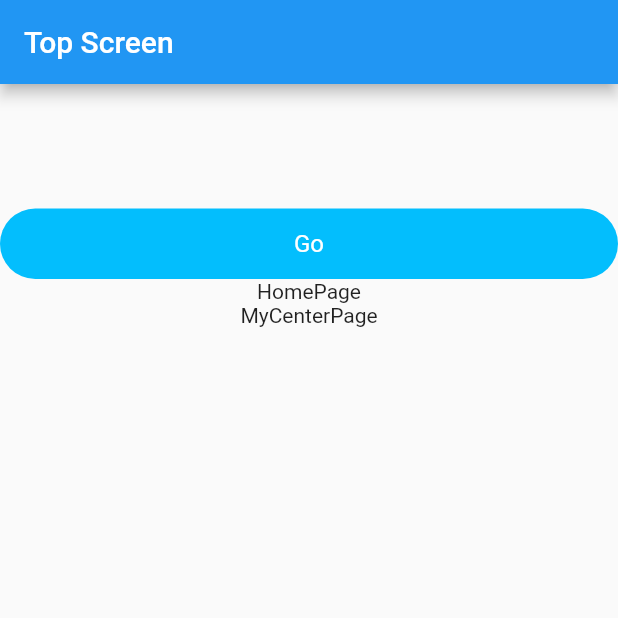
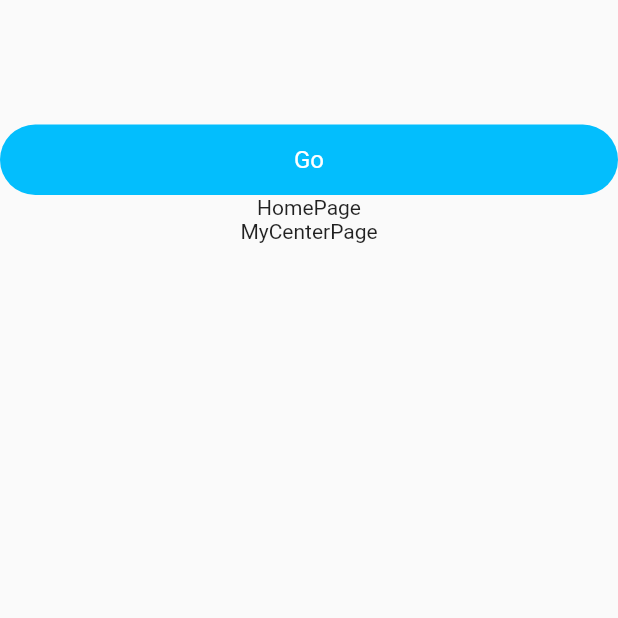
Before and after one commit to leach-chen/TestFlutterRedux, a Flutter app: the screen it shows after launch, after a tap on "Go", on a phone screen of 412 x 824 dp, the top half of it. Run offline on Flutter 3.47's test engine with Material 2 defaults, Android fonts, the phone set to English and light mode, and no system bars; our stand-ins replace flutter_redux, redux.

Commit message:
add base like mvp

```diff
--- /dev/null
+++ b/lib/other/base/BaseAction.dart
@@ -0,0 +1,21 @@
+import 'package:TestFlutterRedux/other/base/BaseImpl.dart';
+import 'package:TestFlutterRedux/other/store/ReduxState.dart';
+import 'package:redux/redux.dart';
+
+class BaseAction
+{
+    Store<ReduxState> mStore;
+
+    BaseImplState mImpl;
+
+    BaseAction(BaseImplState impl)
+    {
+        this.mImpl = impl;
+        impl.setAction(this);
+    }
+
+    void setStore(Store<ReduxState> store)
+    {
+      this.mStore = store;
+    }
+}
--- /dev/null
+++ b/lib/other/base/BaseImpl.dart
@@ -0,0 +1,49 @@
+import 'package:TestFlutterRedux/other/base/BaseAction.dart';
+import 'package:TestFlutterRedux/other/base/IBaseImpl.dart';
+import 'package:TestFlutterRedux/other/base/IBaseImplState.dart';
+import 'package:TestFlutterRedux/other/store/ReduxState.dart';
+import 'package:flutter/material.dart';
+import 'package:flutter_redux/flutter_redux.dart';
+import 'package:redux/redux.dart';
+
+abstract class BaseImpl extends StatefulWidget  implements IBaseImpl
+{
+    @override
+    State<StatefulWidget> createState() {
+      return initPage();
+    }
+}
+
+abstract class BaseImplState<T extends BaseAction> extends State<BaseImpl>  implements IBaseImplState{
+
+      BuildContext mContext;
+      T mAction;
+
+      void setAction(T action) {
+        mAction = action;
+      }
+
+      @override
+      Widget build(BuildContext context) {
+         return StoreBuilder<ReduxState>(
+            builder: (BuildContext context, Store<ReduxState> store){
+               return Scaffold(
+                body: Builder(builder: (BuildContext context){
+                  mContext = context;
+                  mAction.setStore(store);
+                  return Container(
+                    child: initWidget(store),
+                  );
+                }),
+              );
+         });
+      }
+
+      showToast(String str)
+      {
+        final snackBar = new SnackBar(content: new Text(str));
+        Scaffold.of(mContext).showSnackBar(snackBar);
+      }
+
+
+}
--- /dev/null
+++ b/lib/other/base/IBaseImpl.dart
@@ -0,0 +1,7 @@
+import 'package:flutter/material.dart';
+
+abstract class IBaseImpl
+{
+  //void init();
+  State initPage();
+}
--- /dev/null
+++ b/lib/other/base/IBaseImplState.dart
@@ -0,0 +1,7 @@
+import 'package:TestFlutterRedux/other/store/ReduxState.dart';
+import 'package:redux/redux.dart';
+
+abstract class IBaseImplState
+{
+  initWidget(Store<ReduxState> store);
+}
--- a/lib/page/home/home_action.dart
+++ b/lib/page/home/home_action.dart
@@ -0,0 +1,14 @@
+
+import 'package:TestFlutterRedux/other/base/BaseAction.dart';
+import 'package:TestFlutterRedux/other/base/BaseImpl.dart';
+import 'package:TestFlutterRedux/page/home/home_reducer.dart';
+
+class HomeAction <T extends BaseImplState> extends BaseAction
+{
+  HomeAction(BaseImplState<BaseAction> impl) : super(impl);
+
+  updateName()
+  {
+    this.mStore.dispatch(UpdateHomeNameAction(this.mStore.state.homeState));
+  }
+}
--- a/lib/page/home/home_page.dart
+++ b/lib/page/home/home_page.dart
@@ -1,38 +1,41 @@
 
+import 'package:TestFlutterRedux/other/base/BaseAction.dart';
+import 'package:TestFlutterRedux/other/base/BaseImpl.dart';
 import 'package:TestFlutterRedux/other/store/ReduxState.dart';
-import 'package:TestFlutterRedux/page/home/home_reducer.dart';
+import 'package:TestFlutterRedux/page/home/home_action.dart';
 import 'package:TestFlutterRedux/page/mycenter/mycenter_page.dart';
 import 'package:flutter/material.dart';
-import 'package:flutter_redux/flutter_redux.dart';
 import 'package:redux/redux.dart';
 
-class HomePage extends StatefulWidget {
+class HomePage extends BaseImpl {
+
   @override
-  _HomePageState createState() => _HomePageState();
+  State<StatefulWidget> initPage() {
+    var impl = _HomePageState<HomeAction>();
+    HomeAction<_HomePageState>(impl);
+    return impl;
+  }
 }
 
 
-class _HomePageState extends State<HomePage>
+class _HomePageState <T extends BaseAction> extends BaseImplState
 {
     @override
-  Widget build(BuildContext context) {
-    return StoreBuilder<ReduxState>(
-        builder: (BuildContext context, Store<ReduxState> store){
-          return Scaffold(
-            appBar: AppBar(
-              title: Text('Top Screen'),
-            ),
-            body: Container(
+    initWidget(Store<ReduxState> store) {
+        return Container(
             child: Column(
               children: [
                 new GestureDetector(
                   onTap: () {
                       //final snackBar = new SnackBar(content: new Text('你点击了登录注册'));
-                        //Scaffold.of(context).showSnackBar(snackBar);
-                       Navigator.of(context).push(MaterialPageRoute(builder: (BuildContext context){
+                      //Scaffold.of(mContext).showSnackBar(snackBar);
+                      Navigator.of(mContext).push(MaterialPageRoute(builder: (BuildContext context){
                         return MyCenterPage();
                       }));
-                        store.dispatch(UpdateHomeNameAction(store.state.homeState));
+
+                      //store.state.homeState.name = "bbbbbbbbbbbbbbbb";
+                      //store.dispatch(UpdateHomeNameAction(store.state.homeState));
+                      (mAction as HomeAction).updateName();
                   },
                   child: new Container(
                     alignment: Alignment.center,
@@ -56,9 +59,6 @@ class _HomePageState extends State<HomePage>
                 Text(store.state.myCenterState.name)
             ],
           ),
-            ),
-          );
-        }
        );
   }
 }
--- a/lib/page/mycenter/mycenter_page.dart
+++ b/lib/page/mycenter/mycenter_page.dart
@@ -27,7 +27,8 @@ class _MyCenterPageState extends State<MyCenterPage>
                 children: [
                   new GestureDetector(
                     onTap: () {
-                        store.dispatch(UpdateMyCenterNameAction(store.state.myCenterState));
+                        //store.dispatch(UpdateHomeNameAction(store.state.homeState,store.state.myCenterState));
+                        //store.dispatch(UpdateMyCenterNameAction(store.state.myCenterState));
                     },
                     child: new Container(
                       alignment: Alignment.center,
```
Also changed, not shown: lib/other/base/BaseBiz.dart (added), lib/page/home/home_biz.dart (added). Lines whose indentation alone changed are shown as unchanged.
